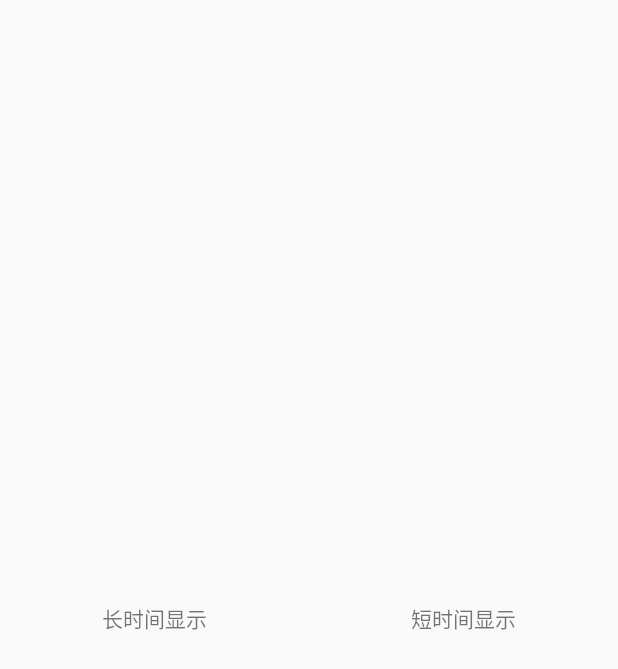
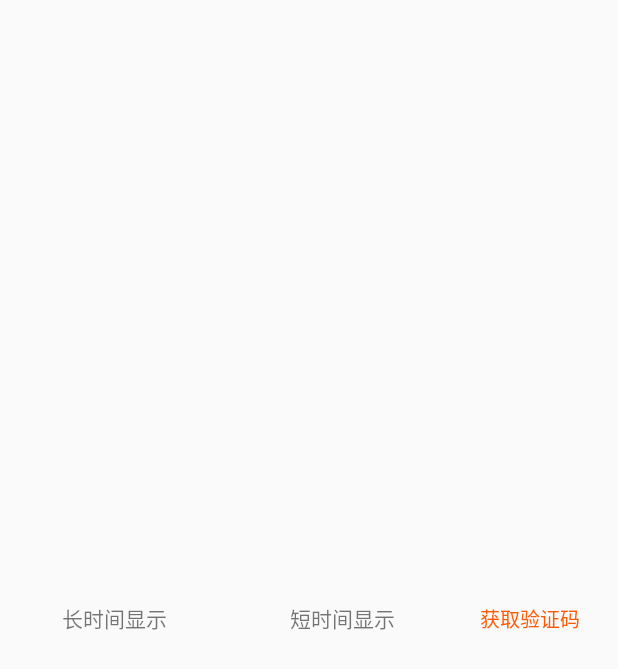
Before and after one commit to isyue/UtilsLibrary, an Android app: the layout activity_fragment_toast.xml on its own in the app's theme, with its tools: preview values and no code run, on a phone screen of 412 x 824 dp. Shown: the top 669 px of the screen. Run offline under Robolectric (Android 15) with nearby library versions, the phone set to English and light mode, and no system bars.

Commit message:
增加了一个倒计时自定义控件

```diff
--- a/app/src/main/AndroidManifest.xml
+++ b/app/src/main/AndroidManifest.xml
@@ -21,7 +21,9 @@
         <activity android:name=".simple.PhoneInfoActivity" />
         <activity android:name=".simple.TimeSimpleActivity" />
         <activity android:name=".simple.CheckInputActivity"></activity>
-        <activity android:name=".simple.FragmentActivity" />
+        <activity
+            android:name=".simple.FragmentActivity"
+            android:theme="@style/AppThemeNoBar" />
     </application>
 
 </manifest>
--- a/app/src/main/res/layout/activity_fragment_toast.xml
+++ b/app/src/main/res/layout/activity_fragment_toast.xml
@@ -21,4 +21,17 @@
         android:layout_weight="1"
         android:gravity="center"
         android:text="短时间显示" />
+
+    <com.coszero.uilibrary.widget.CountDownTextView
+        android:id="@+id/ctv_get_code"
+        android:layout_width="wrap_content"
+        android:layout_height="wrap_content"
+        android:layout_alignParentRight="true"
+        android:layout_centerVertical="true"
+        android:layout_marginRight="10dp"
+        android:gravity="center"
+        android:minWidth="70dp"
+        android:text="获取验证码"
+        android:textColor="@color/colorOrange"
+        android:textSize="13sp" />
 </LinearLayout>
--- a/app/src/main/res/layout/fragment_item_list.xml
+++ b/app/src/main/res/layout/fragment_item_list.xml
@@ -6,7 +6,6 @@
     android:name="xmqian.myutils.simple.ItemFragment"
     android:layout_width="match_parent"
     android:layout_height="match_parent"
-    android:background="@color/colorPrimary"
     app:layoutManager="LinearLayoutManager"
     tools:context=".simple.ItemFragment"
     tools:listitem="@layout/fragment_item" />
--- a/app/src/main/res/values/styles.xml
+++ b/app/src/main/res/values/styles.xml
@@ -8,4 +8,13 @@
         <item name="colorAccent">@color/colorAccent</item>
     </style>
 
+    <style name="AppThemeNoBar" parent="Theme.AppCompat.Light.NoActionBar">
+        <!-- Customize your theme here. -->
+        <item name="colorPrimary">@color/colorPrimary</item>
+        <item name="colorPrimaryDark">@color/colorPrimaryDark</item>
+        <item name="colorAccent">@color/colorAccent</item>
+        <item name="windowActionBar">false</item>
+        <item name="windowNoTitle">true</item>
+    </style>
+
 </resources>
--- a/uilibrary/build.gradle
+++ b/uilibrary/build.gradle
@@ -26,6 +26,7 @@ dependencies {
     implementation fileTree(dir: 'libs', include: ['*.jar'])
     api "com.android.support:appcompat-v7:${project.SUPPORT_VERSION}"
     implementation project(path: ':utilslibrary')
+    api 'com.android.support.constraint:constraint-layout:1.1.3'
 }
 
 //生成本地的maven仓库
--- /dev/null
+++ b/uilibrary/src/main/java/com/coszero/uilibrary/widget/CountDownTextView.java
@@ -0,0 +1,184 @@
+package com.coszero.uilibrary.widget;
+
+import android.annotation.SuppressLint;
+import android.content.Context;
+import android.content.res.TypedArray;
+import android.graphics.Canvas;
+import android.graphics.Color;
+import android.graphics.Paint;
+import android.graphics.RectF;
+import android.os.Handler;
+import android.os.Message;
+import android.support.annotation.ColorInt;
+import android.support.annotation.ColorRes;
+import android.support.annotation.Nullable;
+import android.support.v4.content.ContextCompat;
+import android.util.AttributeSet;
+
+
+import com.coszero.uilibrary.R;
+import com.coszero.utilslibrary.utils.DensityUtil;
+
+import java.lang.ref.WeakReference;
+
+/**
+ * 用于倒计时的 TextView
+ * 使用方法 startCountDown(int sec)
+ * Created by xuyougen on 2018/4/12.
+ */
+
+public class CountDownTextView extends android.support.v7.widget.AppCompatTextView {
+
+    private RectF mRectF;
+    private Paint mPaint;
+    private CountDownHandler mCountDownHandler;
+
+    private boolean mIsStroke = false;
+    //正常描边色
+    private int mNormalStrokeColor;
+    //禁用描边色
+    private int mDisabledStrokeColor = Color.parseColor("#BBBBBB");
+    //描边的宽度
+    private int mStrokeWidth = 2;
+
+    private String mDefaultString;
+    private String mSecString = "秒";
+
+    public CountDownTextView(Context context) {
+        this(context, null);
+    }
+
+    public CountDownTextView(Context context, @Nullable AttributeSet attrs) {
+        this(context, attrs, 0);
+    }
+
+    public CountDownTextView(Context context, @Nullable AttributeSet attrs, int defStyleAttr) {
+        super(context, attrs, defStyleAttr);
+        TypedArray typeArray = context.obtainStyledAttributes(attrs, R.styleable.CountDownTextView);
+        /*这里从集合里取出相对应的属性值,第二参数是如果使用者没用配置该属性时所用的默认值*/
+        mIsStroke = typeArray.getBoolean(R.styleable.CountDownTextView_is_Stroke, false);
+        mStrokeWidth = typeArray.getInteger(R.styleable.CountDownTextView_stroke_Width, 2);
+        mNormalStrokeColor = typeArray.getColor(R.styleable.CountDownTextView_enable_Color, getResources().getColor(R.color.colorOrange));
+        mDisabledStrokeColor = typeArray.getColor(R.styleable.CountDownTextView_disable_Color, Color.parseColor("#BBBBBB"));
+        init(context);
+    }
+
+    private void init(Context context) {
+        setPadding(DensityUtil.dip2px(context, 15), DensityUtil.dip2px(context, 5), DensityUtil.dip2px(context, 15), DensityUtil.dip2px(context, 5));
+        mPaint = new Paint(Paint.ANTI_ALIAS_FLAG);
+        mPaint.setStyle(Paint.Style.STROKE);
+        mPaint.setStrokeWidth(mStrokeWidth);
+        mCountDownHandler = new CountDownHandler(this);
+        mDefaultString = getText().toString();
+        mNormalStrokeColor = getCurrentTextColor();
+    }
+
+    @Override
+    protected void onSizeChanged(int w, int h, int oldw, int oldh) {
+        super.onSizeChanged(w, h, oldw, oldh);
+        mRectF = new RectF(mStrokeWidth, mStrokeWidth, w - mStrokeWidth, h - mStrokeWidth);
+    }
+
+    @Override
+    protected void onDraw(Canvas canvas) {
+        super.onDraw(canvas);
+        if (this.isEnabled()) {
+            mPaint.setColor(mNormalStrokeColor);
+            this.setTextColor(mNormalStrokeColor);
+        } else {
+            mPaint.setColor(mDisabledStrokeColor);
+            this.setTextColor(mDisabledStrokeColor);
+        }
+        if (mIsStroke) {
+            canvas.drawRoundRect(mRectF, getHeight() / 2, getHeight() / 2, mPaint);
+        }
+    }
+
+    public void startCountDown(int time) {
+        startCountDown(time, mSecString);
+    }
+
+    /**开始倒计时
+     * @param time
+     * @param unitString 计时单位
+     */
+    public void startCountDown(int time, String unitString) {
+        if (!mCountDownHandler.isCountDownFinished()) return;
+        mCountDownHandler.startCountDown(time, mDefaultString, unitString);
+    }
+
+    public void setNormalStrokeColor(@ColorInt int normalStrokeColor) {
+        mNormalStrokeColor = normalStrokeColor;
+        invalidate();
+    }
+
+    public void setDisabledStrokeColor(@ColorInt int disabledStrokeColor) {
+        mDisabledStrokeColor = disabledStrokeColor;
+        invalidate();
+    }
+
+    public void setNormalStrokeColorRes(@ColorRes int colorRes) {
+        mNormalStrokeColor = ContextCompat.getColor(getContext(), colorRes);
+        invalidate();
+    }
+
+    public void setDisabledStrokeColorRes(@ColorRes int colorRes) {
+        mDisabledStrokeColor = ContextCompat.getColor(getContext(), colorRes);
+        invalidate();
+    }
+
+    private static class CountDownHandler extends Handler {
+        private int mCountDownTime;
+        private WeakReference<CountDownTextView> mWeakReference;
+        private static final int WHAT_COUNT_DOWN_TIME = 0x23;
+
+        private String mSecStr;
+        private String mResetStr;
+
+        CountDownHandler(CountDownTextView countDownTextView) {
+            mWeakReference = new WeakReference<CountDownTextView>(countDownTextView);
+        }
+
+        @SuppressLint("SetTextI18n")
+        @Override
+        public void handleMessage(Message msg) {
+            super.handleMessage(msg);
+            if (!(mCountDownTime <= 0)) {
+                mCountDownTime--;
+                if (mWeakReference.get() != null) {
+                    mWeakReference.get().setText(formatNumStr(mCountDownTime) + mSecStr);
+                    this.sendEmptyMessageDelayed(WHAT_COUNT_DOWN_TIME, 1000);
+                } else {
+                    this.removeCallbacksAndMessages(null);
+                }
+            } else {
+                if (mWeakReference.get() != null) {
+                    mWeakReference.get().setText(mResetStr);
+                    mWeakReference.get().setEnabled(true);
+                }
+                this.removeCallbacksAndMessages(null);
+            }
+        }
+
+        @SuppressLint("SetTextI18n")
+        void startCountDown(int countDownTime, String resetStr, String secStr) {
+            mSecStr = secStr;
+            mResetStr = resetStr;
+            mCountDownTime = countDownTime;
+            if (mCountDownTime <= 0) return;
+            if (mWeakReference.get() != null) {
+                mWeakReference.get().setText(formatNumStr(mCountDownTime) + mSecStr);
+                mWeakReference.get().setEnabled(false);
+            }
+            this.sendEmptyMessageDelayed(WHAT_COUNT_DOWN_TIME, 1000);
+        }
+
+        boolean isCountDownFinished() {
+            return mCountDownTime <= 0;
+        }
+
+        private String formatNumStr(int num) {
+            return num < 10 ? "0" + num : String.valueOf(num);
+        }
+    }
+}
--- /dev/null
+++ b/uilibrary/src/main/res/values/colors.xml
@@ -0,0 +1,8 @@
+<?xml version="1.0" encoding="utf-8"?>
+<resources>
+    <color name="colorPrimary">#3F51B5</color>
+    <color name="colorPrimaryDark">#303F9F</color>
+    <color name="colorAccent">#FF4081</color>
+
+    <color name="colorOrange">#ff5901</color>
+</resources>
--- a/utilslibrary/src/main/java/com/coszero/utilslibrary/base/BaseFragment.java
+++ b/utilslibrary/src/main/java/com/coszero/utilslibrary/base/BaseFragment.java
@@ -15,6 +15,8 @@ import com.coszero.utilslibrary.utils.LogX;
 /**
  * Fragment的父类
  * Created by yue on 2016-05-23.
+ *
+ * @deprecated 没啥需要统一管理的，自己写吧
  */
 public abstract class BaseFragment extends Fragment {
     public View view;
```
Also changed, not shown: app/src/main/java/xmqian/myutils/simple/FragmentActivity.kt (+9 -0 lines), app/src/main/java/xmqian/myutils/simple/ToastActivity.kt (+7 -2 lines), app/src/main/res/layout/activity_fragment.xml (+21 -5 lines), uilibrary/src/main/java/com/coszero/uilibrary/widget/MyToolBar.java (added, +22 -0 lines), uilibrary/src/main/res/values/attrs.xml (added, +9 -0 lines), utilslibrary/src/main/java/com/coszero/utilslibrary/callback/NetWorkCallBack.java (deleted, +0 -11 lines).
